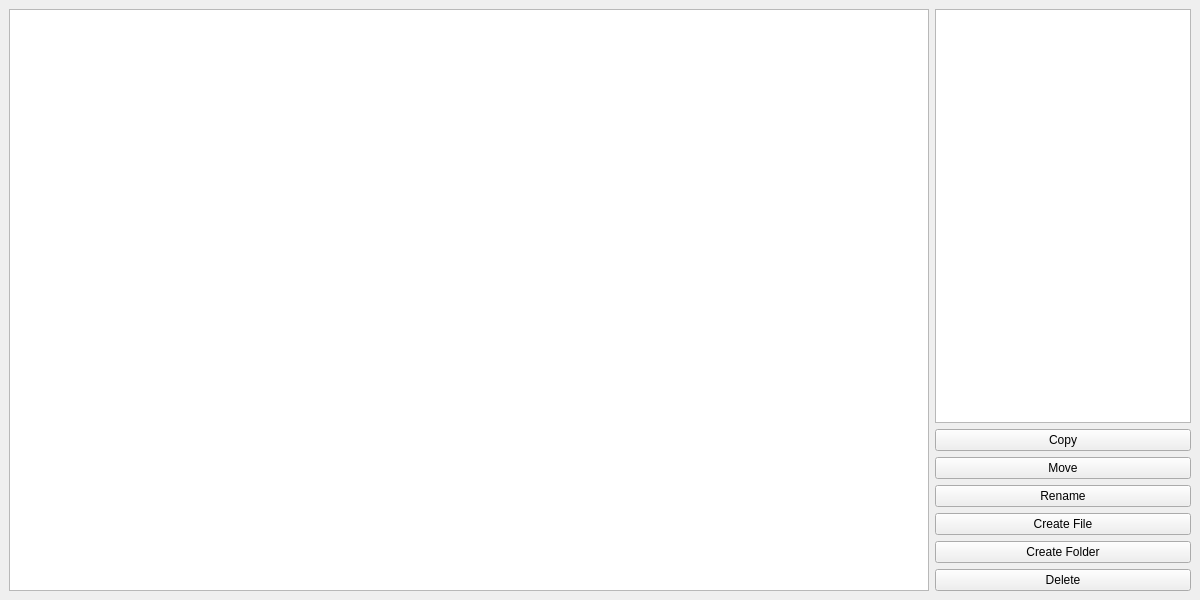
The window that mainwindow.ui (mathysn/qt-file-explorer) describes before a commit, drawn with Qt 5.
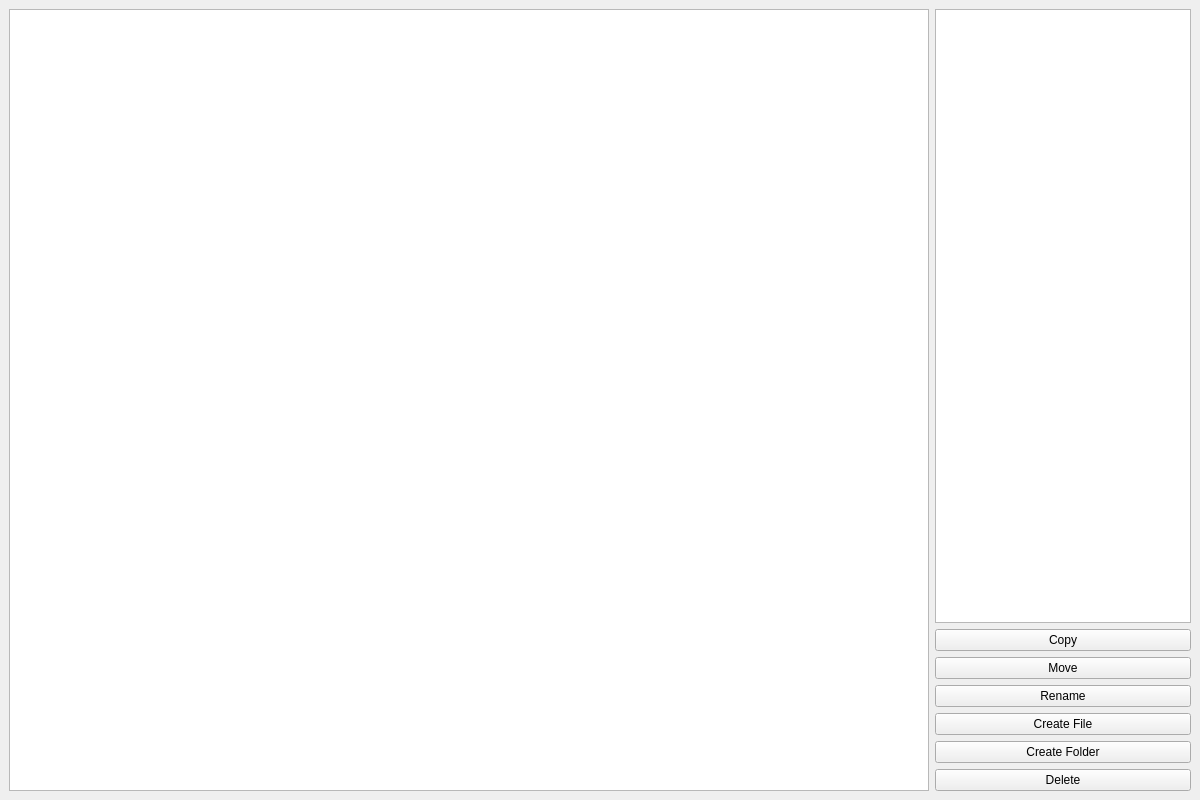
The same window after the commit.

Patch:
```diff
--- a/mainwindow.ui
+++ b/mainwindow.ui
@@ -7,7 +7,7 @@
     <x>0</x>
     <y>0</y>
     <width>1200</width>
-    <height>600</height>
+    <height>800</height>
    </rect>
   </property>
   <property name="windowTitle">
```
